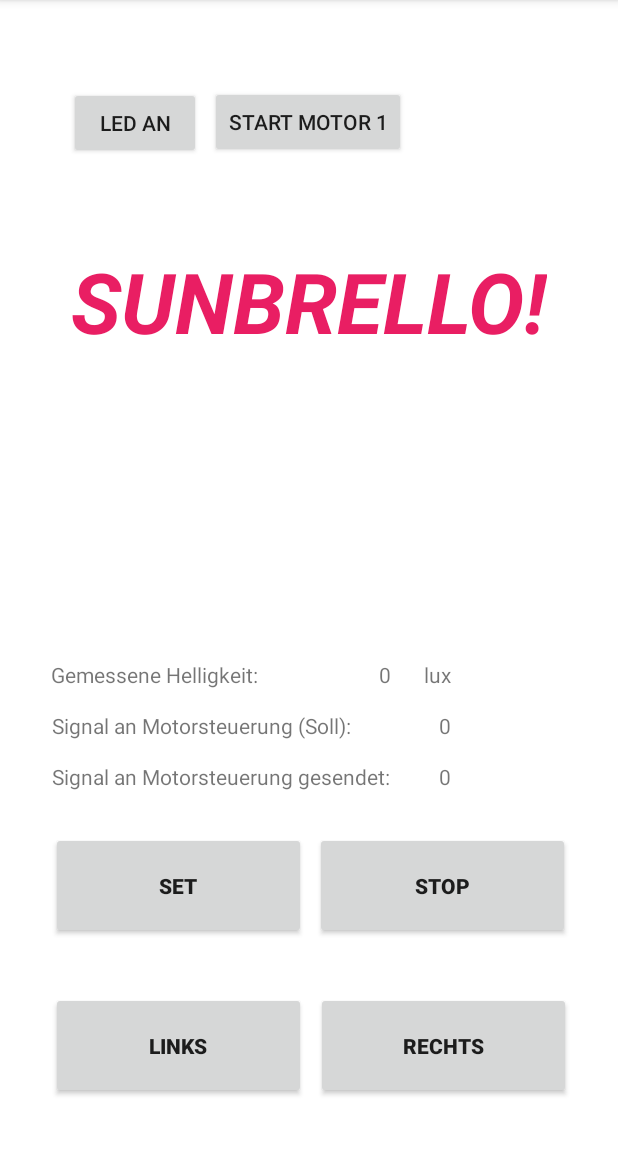
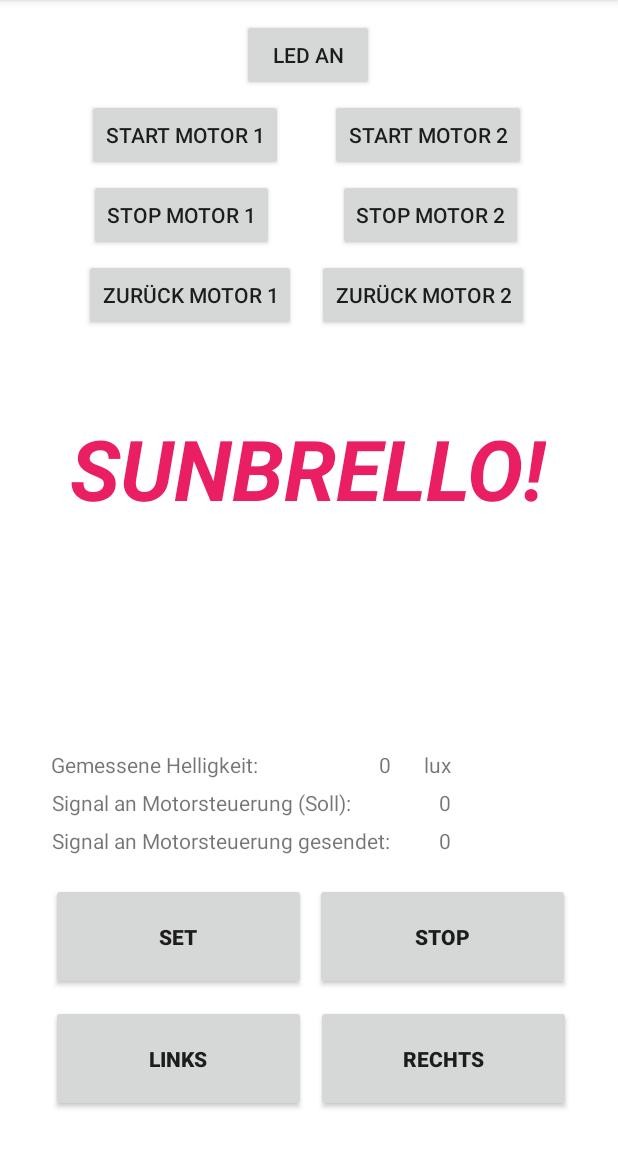
Before and after one commit to gkromer/Sunbrelly, an Android app: the screen it shows after launch (MainActivity), on a phone screen of 412 x 824 dp, the part 84-1236 px from its top. Run offline under Robolectric (Android 15) with nearby library versions, the phone set to English and light mode, and no system bars.

Commit message:
added motor 2

```diff
--- a/app/src/main/java/com/example/myapplication/MainActivity.java
+++ b/app/src/main/java/com/example/myapplication/MainActivity.java
@@ -32,8 +32,8 @@ public class MainActivity extends AppCompatActivity implements SensorEventListen
     private float referenceBrightness;
     private boolean isReferenceInitialized = false;
     private int signal = 0;
-    private final int maxSignal = 50;
-    private final int minSignal = -50;
+    private final int maxSignal = 255;  //maximum der Arduino PWM
+    private final int minSignal = -255;
     private final int sensitivity = 100; //how many lux the light needs to increase to start the motor
     TextView brightnessTextView;
     TextView signalTextView;
@@ -83,18 +83,44 @@ public class MainActivity extends AppCompatActivity implements SensorEventListen
         isLEDOn = !isLEDOn;
     }
 
-    public void startMotor1(View view) {
-        startMotor(1);
-        }
-
+    public void startMotor1(View view) { startMotor(1); }
     public void startMotor2(View view) {
         startMotor(2);
     }
 
+    public void stopMotor1(View view) {
+        stopMotor(1);
+    }
+    public void stopMotor2(View view) { stopMotor(2); }
+
+    public void backMotor1(View view) { backMotor(1); }
+    public void backMotor2(View view) { backMotor(2); }
+
     public void startMotor(int motorNumber) {
         Log.i("Motor", "started Motor " + motorNumber);
-        new UDPTask("motorOn", ip, port).execute();
-        Toast.makeText(MainActivity.this, "Motor 1 angeschaltet.", Toast.LENGTH_SHORT).show();
+        new UDPTask("motor" + motorNumber + "Forwards", ip, port).execute();
+        Toast.makeText(MainActivity.this, "Motor " + motorNumber + " angeschaltet.", Toast.LENGTH_SHORT).show();
+    }
+
+    public void stopMotor(int motorNumber) {
+        Log.i("Motor", "stopped Motor " + motorNumber);
+        new UDPTask("motor" + motorNumber + "Stop", ip, port).execute();
+        Toast.makeText(MainActivity.this, "Motor " + motorNumber + " gestoppt.", Toast.LENGTH_SHORT).show();
+    }
+
+    public void backMotor(int motorNumber) {
+        Log.i("Motor", "started Motor " + motorNumber + " backwards");
+        new UDPTask("motor" + motorNumber + "Backwards", ip, port).execute();
+        Toast.makeText(MainActivity.this, "Motor " + motorNumber + " andersrum gestartet.", Toast.LENGTH_SHORT).show();
+    }
+
+    public void motorForwardWithSignal(int motorNumber, int signal) {
+        int turnedAroundSignal = 210 - signal;
+        String formattedSignal = String.format("%03d", turnedAroundSignal);  // erzeugt aus Signal immer eine 3 Stellige Zahl mit vorne aufgefüllten Nullen (signal geht von 001 bis 255)
+        signalTextView.setText(formattedSignal);
+        Log.i("Motor", "started Motor " + motorNumber + " vorwärts mit Geschwindigkeit: " + formattedSignal);
+        new UDPTask("motor" + motorNumber + "ForwardWithSignal" + formattedSignal, ip, port).execute();
+        Toast.makeText(MainActivity.this, "Motor " + motorNumber + " andersrum gestartet.", Toast.LENGTH_SHORT).show();
     }
 
     private void checkIfLightSensorIsAvailable() {
@@ -145,7 +171,7 @@ public class MainActivity extends AppCompatActivity implements SensorEventListen
                 if ((currentLux - referenceBrightness) > sensitivity && signal < maxSignal) {
                     //startMotor(1);
                     signal += 1;
-                    signalTextView.setText(Integer.toString(signal));
+                    motorForwardWithSignal(2, signal);
                     sendMotorSignal(signal);
                     isSearchingShadow = true;
                 }
--- a/app/src/main/res/layout/activity_main.xml
+++ b/app/src/main/res/layout/activity_main.xml
@@ -8,6 +8,71 @@
     tools:context=".MainActivity">
 
     <Button
+        android:id="@+id/backMotor1"
+        android:layout_width="wrap_content"
+        android:layout_height="wrap_content"
+        android:onClick="backMotor1"
+        android:text="Zurück Motor 1"
+        app:layout_constraintBottom_toTopOf="@+id/title"
+        app:layout_constraintEnd_toEndOf="parent"
+        app:layout_constraintHorizontal_bias="0.206"
+        app:layout_constraintStart_toStartOf="parent"
+        app:layout_constraintTop_toTopOf="parent"
+        app:layout_constraintVertical_bias="0.763" />
+
+    <Button
+        android:id="@+id/stopMotor1"
+        android:layout_width="wrap_content"
+        android:layout_height="wrap_content"
+        android:onClick="stopMotor1"
+        android:text="Stop Motor 1"
+        app:layout_constraintBottom_toTopOf="@+id/title"
+        app:layout_constraintEnd_toEndOf="parent"
+        app:layout_constraintHorizontal_bias="0.206"
+        app:layout_constraintStart_toStartOf="parent"
+        app:layout_constraintTop_toTopOf="parent"
+        app:layout_constraintVertical_bias="0.527" />
+
+    <Button
+        android:id="@+id/stopMotor2"
+        android:layout_width="wrap_content"
+        android:layout_height="wrap_content"
+        android:onClick="stopMotor2"
+        android:text="Stop Motor 2"
+        app:layout_constraintBottom_toTopOf="@+id/title"
+        app:layout_constraintEnd_toEndOf="parent"
+        app:layout_constraintHorizontal_bias="0.781"
+        app:layout_constraintStart_toStartOf="parent"
+        app:layout_constraintTop_toTopOf="parent"
+        app:layout_constraintVertical_bias="0.527" />
+
+    <Button
+        android:id="@+id/backMotor2"
+        android:layout_width="wrap_content"
+        android:layout_height="wrap_content"
+        android:onClick="backMotor2"
+        android:text="Zurück Motor 2"
+        app:layout_constraintBottom_toTopOf="@+id/title"
+        app:layout_constraintEnd_toEndOf="parent"
+        app:layout_constraintHorizontal_bias="0.781"
+        app:layout_constraintStart_toStartOf="parent"
+        app:layout_constraintTop_toTopOf="parent"
+        app:layout_constraintVertical_bias="0.763" />
+
+    <Button
+        android:id="@+id/startMotor2"
+        android:layout_width="wrap_content"
+        android:layout_height="wrap_content"
+        android:onClick="startMotor2"
+        android:text="Start Motor 2"
+        app:layout_constraintBottom_toTopOf="@+id/title"
+        app:layout_constraintEnd_toEndOf="parent"
+        app:layout_constraintHorizontal_bias="0.781"
+        app:layout_constraintStart_toStartOf="parent"
+        app:layout_constraintTop_toTopOf="parent"
+        app:layout_constraintVertical_bias="0.29" />
+
+    <Button
         android:id="@+id/startMotor1"
         android:layout_width="wrap_content"
         android:layout_height="wrap_content"
@@ -15,10 +80,10 @@
         android:text="Start Motor 1"
         app:layout_constraintBottom_toTopOf="@+id/title"
         app:layout_constraintEnd_toEndOf="parent"
-        app:layout_constraintHorizontal_bias="0.498"
+        app:layout_constraintHorizontal_bias="0.206"
         app:layout_constraintStart_toStartOf="parent"
         app:layout_constraintTop_toTopOf="parent"
-        app:layout_constraintVertical_bias="0.495" />
+        app:layout_constraintVertical_bias="0.29" />
 
     <TextView
         android:id="@+id/output"
@@ -139,10 +204,11 @@
         android:textColor="#E91E63"
         android:textStyle="bold|italic"
         app:layout_constraintBottom_toBottomOf="parent"
+        app:layout_constraintHorizontal_bias="0.494"
         app:layout_constraintLeft_toLeftOf="parent"
         app:layout_constraintRight_toRightOf="parent"
         app:layout_constraintTop_toTopOf="parent"
-        app:layout_constraintVertical_bias="0.236" />
+        app:layout_constraintVertical_bias="0.396" />
 
     <Button
         android:id="@+id/set"
@@ -179,9 +245,10 @@
         android:onClick="toggleLED"
         android:text="LED an"
         app:layout_constraintBottom_toTopOf="@+id/title"
-        app:layout_constraintHorizontal_bias="0.141"
         app:layout_constraintEnd_toEndOf="parent"
+        app:layout_constraintHorizontal_bias="0.498"
         app:layout_constraintStart_toStartOf="parent"
-        app:layout_constraintTop_toTopOf="parent" />
+        app:layout_constraintTop_toTopOf="parent"
+        app:layout_constraintVertical_bias="0.055" />
 
 </androidx.constraintlayout.widget.ConstraintLayout>
```
Also changed, not shown: 1 other file.
